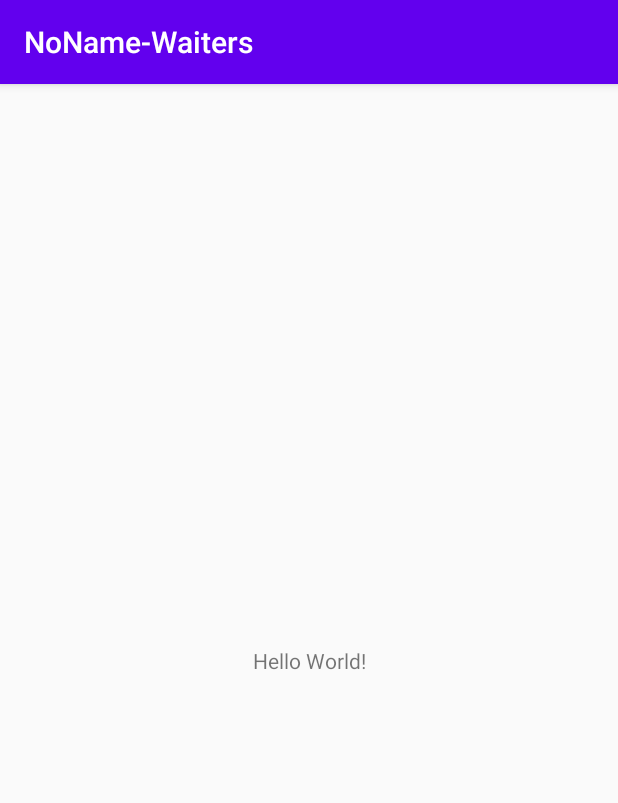
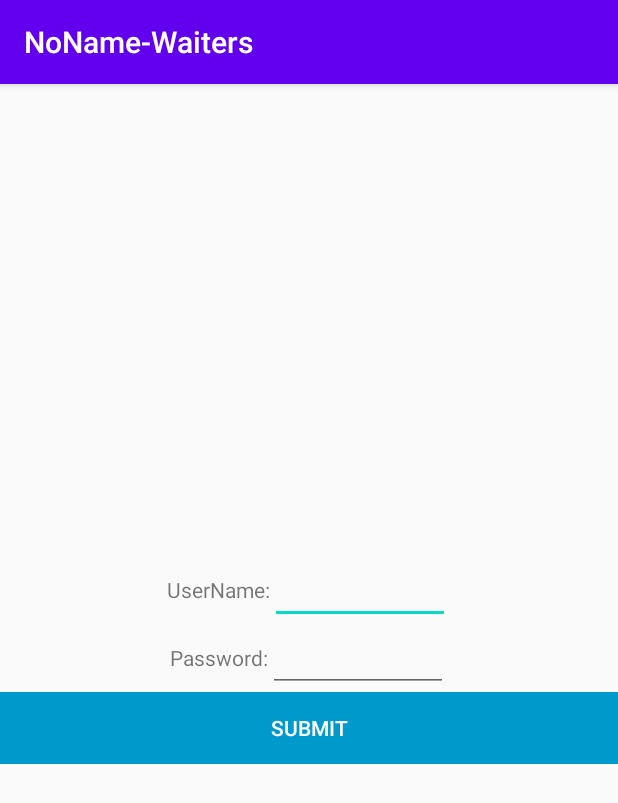
Before and after one commit to FMusic/NoName, an Android app: the screen it shows after launch (MainActivity), on a phone screen of 412 x 824 dp. Shown: the top 803 px of the screen. Run offline under Robolectric (Android 15) with nearby library versions, the phone set to English and light mode, and no system bars; our stand-ins replace ButterKnife.

Commit message:
login completed

```diff
--- a/App/NoNameWaiters/app/src/main/java/org/fm/MainActivity.java
+++ b/App/NoNameWaiters/app/src/main/java/org/fm/MainActivity.java
@@ -3,12 +3,39 @@ package org.fm;
 import androidx.appcompat.app.AppCompatActivity;
 
 import android.os.Bundle;
+import android.widget.Button;
+import android.widget.EditText;
+
+import butterknife.BindView;
+import butterknife.ButterKnife;
+import butterknife.OnClick;
 
 public class MainActivity extends AppCompatActivity {
+    @BindView(R.id.etPassword)
+    EditText etPassword;
+    @BindView(R.id.etUsername)
+    EditText etUsername;
+    @BindView(R.id.btnSubmit)
+    Button btnSubmit;
 
     @Override
     protected void onCreate(Bundle savedInstanceState) {
         super.onCreate(savedInstanceState);
-        setContentView(R.layout.activity_main);
+        logIn();
+    }
+
+    private void logIn() {
+        setContentView(R.layout.login_layout);
+        ButterKnife.bind(this);
+    }
+
+    @OnClick(R.id.btnSubmit)
+    void onAction(){
+        String pass = etPassword.getText().toString();
+        String un = etUsername.getText().toString();
+        if (un.equals("admin") && pass.equals("admin")){
+            setContentView(R.layout.activity_main);
+
+        }
     }
 }
--- a/App/NoNameWaiters/app/src/main/res/layout/activity_main.xml
+++ b/App/NoNameWaiters/app/src/main/res/layout/activity_main.xml
@@ -1,5 +1,5 @@
 <?xml version="1.0" encoding="utf-8"?>
-<androidx.constraintlayout.widget.ConstraintLayout xmlns:android="http://schemas.android.com/apk/res/android"
+<LinearLayout xmlns:android="http://schemas.android.com/apk/res/android"
     xmlns:app="http://schemas.android.com/apk/res-auto"
     xmlns:tools="http://schemas.android.com/tools"
     android:layout_width="match_parent"
@@ -7,12 +7,8 @@
     tools:context=".MainActivity">
 
     <TextView
-        android:layout_width="wrap_content"
+        android:layout_width="match_parent"
         android:layout_height="wrap_content"
-        android:text="Hello World!"
-        app:layout_constraintBottom_toBottomOf="parent"
-        app:layout_constraintLeft_toLeftOf="parent"
-        app:layout_constraintRight_toRightOf="parent"
-        app:layout_constraintTop_toTopOf="parent" />
+        android:text="You entered, congrats " />
 
-</androidx.constraintlayout.widget.ConstraintLayout>
+</LinearLayout>
--- /dev/null
+++ b/App/NoNameWaiters/app/src/main/res/layout/login_layout.xml
@@ -0,0 +1,50 @@
+<?xml version="1.0" encoding="utf-8"?>
+<LinearLayout
+    xmlns:android="http://schemas.android.com/apk/res/android"
+    android:orientation="vertical"
+    android:layout_width="match_parent"
+    android:layout_height="match_parent"
+    android:gravity="center">
+
+    <LinearLayout
+        android:layout_width="match_parent"
+        android:layout_height="wrap_content"
+        android:gravity="center">
+        <TextView
+            android:layout_width="wrap_content"
+            android:layout_height="wrap_content"
+            android:text="@string/username" />
+        <EditText
+            android:layout_width="@dimen/edit_text"
+            android:layout_height="wrap_content"
+            android:id="@+id/etUsername"
+            />
+    </LinearLayout>
+    <LinearLayout
+        android:layout_width="match_parent"
+        android:layout_height="wrap_content"
+        android:gravity="center">
+        <TextView
+            android:layout_width="wrap_content"
+            android:layout_height="wrap_content"
+            android:text="@string/password" />
+        <EditText
+            android:layout_width="@dimen/edit_text"
+            android:layout_height="wrap_content"
+            android:id="@+id/etPassword"
+            />
+    </LinearLayout>
+    <LinearLayout
+        android:layout_width="match_parent"
+        android:layout_height="wrap_content"
+        android:gravity="center">
+        <Button
+            android:layout_width="match_parent"
+            android:layout_height="match_parent"
+            android:text="@string/submit"
+            android:background="@android:color/holo_blue_dark"
+            android:textColor="@android:color/white"
+            android:id="@+id/btnSubmit"/>
+    </LinearLayout>
+
+</LinearLayout>
--- /dev/null
+++ b/App/NoNameWaiters/app/src/main/res/values/dimens.xml
@@ -0,0 +1,4 @@
+<?xml version="1.0" encoding="utf-8"?>
+<resources>
+    <dimen name="edit_text">120dp</dimen>
+</resources>
--- a/App/NoNameWaiters/app/src/main/res/values/strings.xml
+++ b/App/NoNameWaiters/app/src/main/res/values/strings.xml
@@ -1,3 +1,6 @@
 <resources>
     <string name="app_name">NoName-Waiters</string>
+    <string name="username">UserName:</string>
+    <string name="password">Password:</string>
+    <string name="submit">Submit</string>
 </resources>
```
Also changed, not shown: App/NoNameWaiters/app/build.gradle (line endings or trailing spaces).
